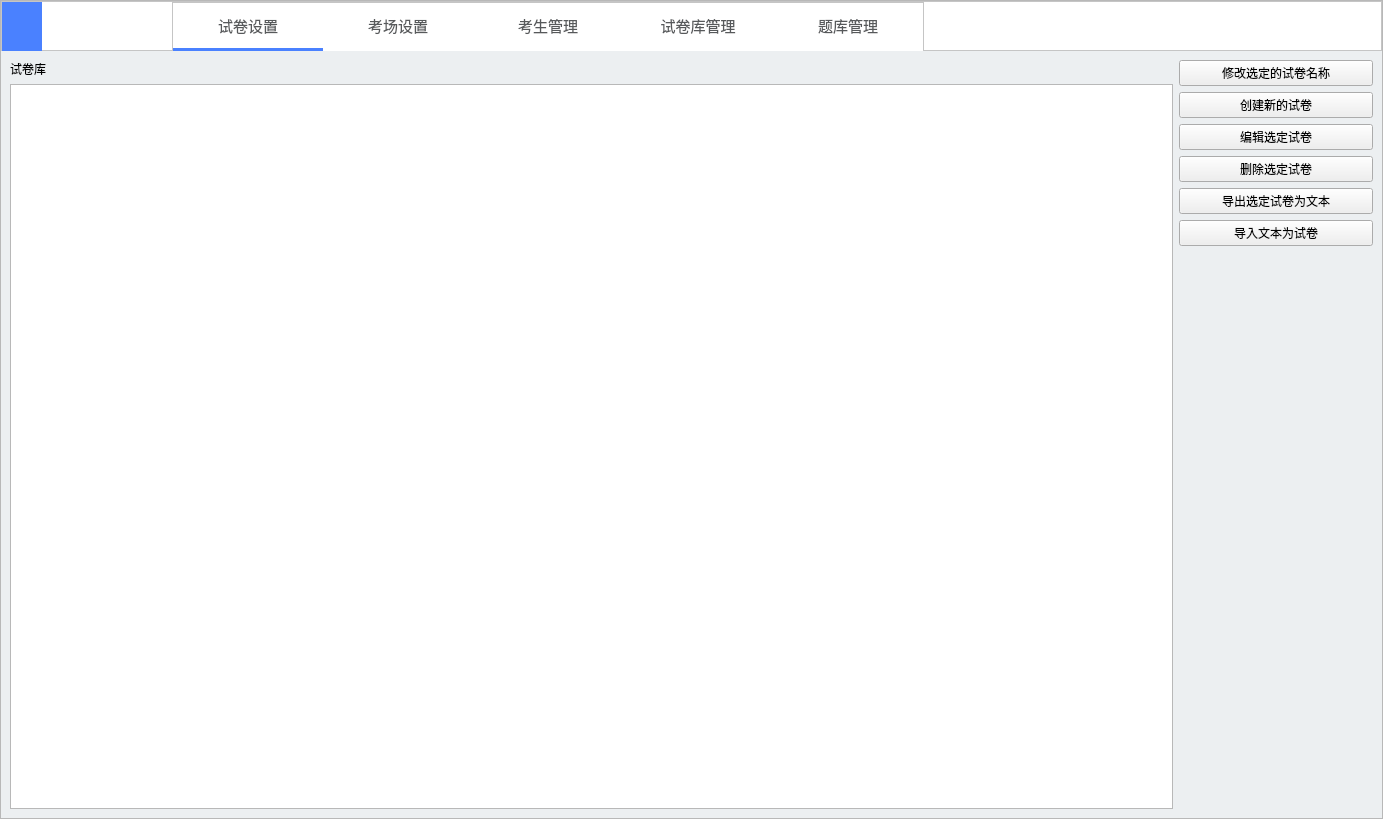
MRcao1001/Ddecode-QT-TCP-customWidget-MVD-MVC-MVVM-, file Server_part/ServerWindow.ui: the form before one commit.
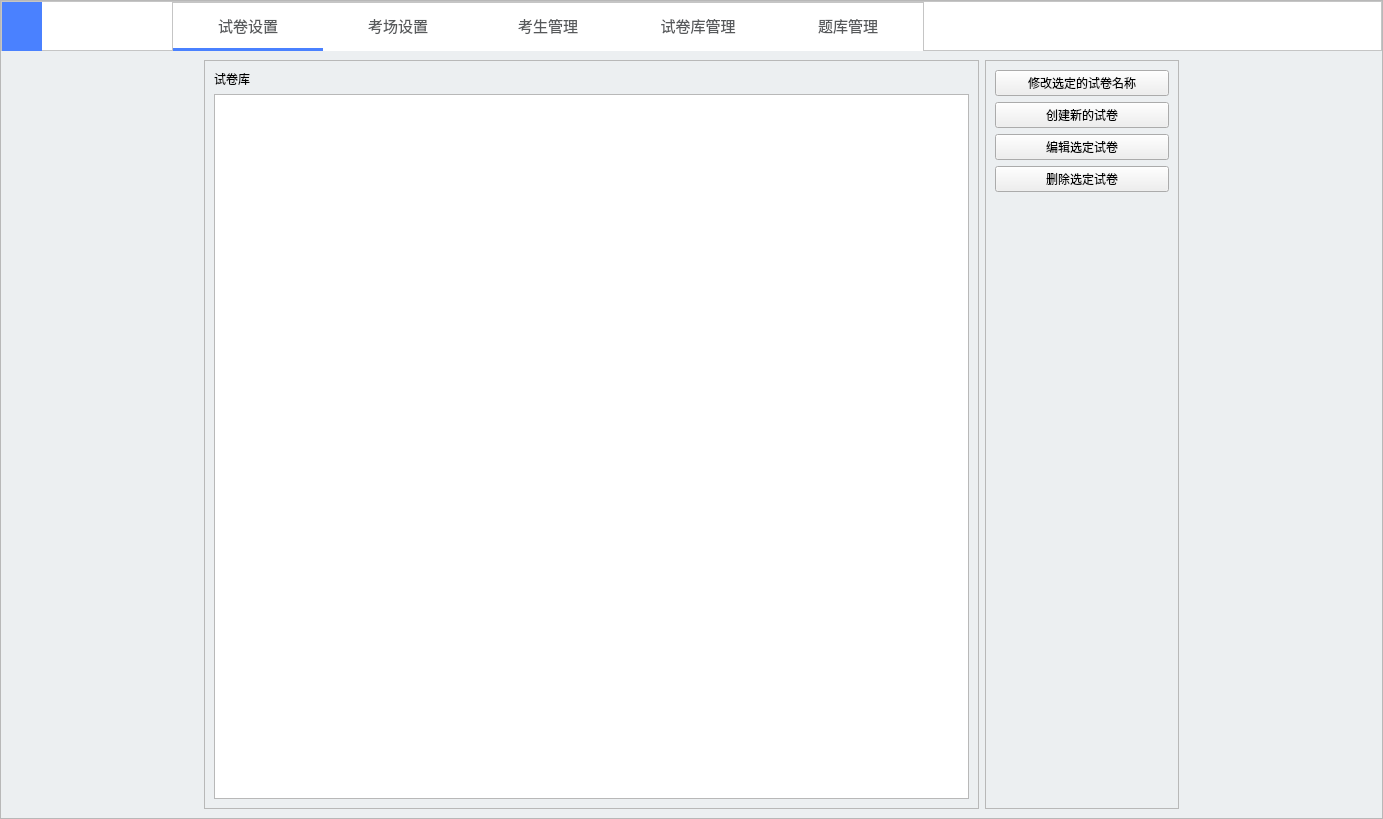
The form after the commit. The open tabs and pages were chosen to show the change. Icons and pictures are not drawn.

```diff
--- a/Server_part/ServerWindow.ui
+++ b/Server_part/ServerWindow.ui
@@ -1136,10 +1136,33 @@
          </layout>
         </widget>
         <widget class="QWidget" name="page_4">
-         <layout class="QHBoxLayout" name="horizontalLayout_18" stretch="1,6,1,1">
+         <layout class="QHBoxLayout" name="horizontalLayout_18" stretch="1,4,1,1">
           <item>
-           <layout class="QHBoxLayout" name="horizontalLayout_27"/>
-          </item>
+           <layout class="QHBoxLayout" name="horizontalLayout_27">
+            <item>
+             <spacer name="horizontalSpacer_7">
+              <property name="orientation">
+               <enum>Qt::Horizontal</enum>
+              </property>
+              <property name="sizeHint" stdset="0">
+               <size>
+                <width>40</width>
+                <height>20</height>
+               </size>
+              </property>
+             </spacer>
+            </item>
+           </layout>
+          </item>
+          <item>
+           <widget class="QFrame" name="frame_6">
+            <property name="frameShape">
+             <enum>QFrame::StyledPanel</enum>
+            </property>
+            <property name="frameShadow">
+             <enum>QFrame::Raised</enum>
+            </property>
+            <layout class="QVBoxLayout" name="verticalLayout_18">
           <item>
            <layout class="QVBoxLayout" name="verticalLayout_10">
             <item>
@@ -1162,6 +1185,18 @@
             </item>
            </layout>
           </item>
+            </layout>
+           </widget>
+          </item>
+          <item>
+           <widget class="QFrame" name="frame_7">
+            <property name="frameShape">
+             <enum>QFrame::StyledPanel</enum>
+            </property>
+            <property name="frameShadow">
+             <enum>QFrame::Raised</enum>
+            </property>
+            <layout class="QVBoxLayout" name="verticalLayout_19">
           <item>
            <layout class="QVBoxLayout" name="verticalLayout_11">
             <item>
@@ -1192,20 +1227,6 @@
               </property>
              </widget>
             </item>
-            <item>
-             <widget class="QPushButton" name="pushButton_20">
-              <property name="text">
-               <string>导出选定试卷为文本</string>
-              </property>
-             </widget>
-            </item>
-            <item>
-             <widget class="QPushButton" name="pushButton_21">
-              <property name="text">
-               <string>导入文本为试卷</string>
-              </property>
-             </widget>
-            </item>
             <item>
              <spacer name="verticalSpacer">
               <property name="orientation">
@@ -1221,8 +1242,25 @@
             </item>
            </layout>
           </item>
+            </layout>
+           </widget>
+          </item>
           <item>
-           <layout class="QHBoxLayout" name="horizontalLayout_28"/>
+           <layout class="QHBoxLayout" name="horizontalLayout_28">
+            <item>
+             <spacer name="horizontalSpacer_8">
+              <property name="orientation">
+               <enum>Qt::Horizontal</enum>
+              </property>
+              <property name="sizeHint" stdset="0">
+               <size>
+                <width>40</width>
+                <height>20</height>
+               </size>
+              </property>
+             </spacer>
+            </item>
+           </layout>
           </item>
          </layout>
         </widget>
```
Left out of the diff: 203 changed lines with no effect on the pictures. Lines whose indentation alone changed are shown as unchanged.
